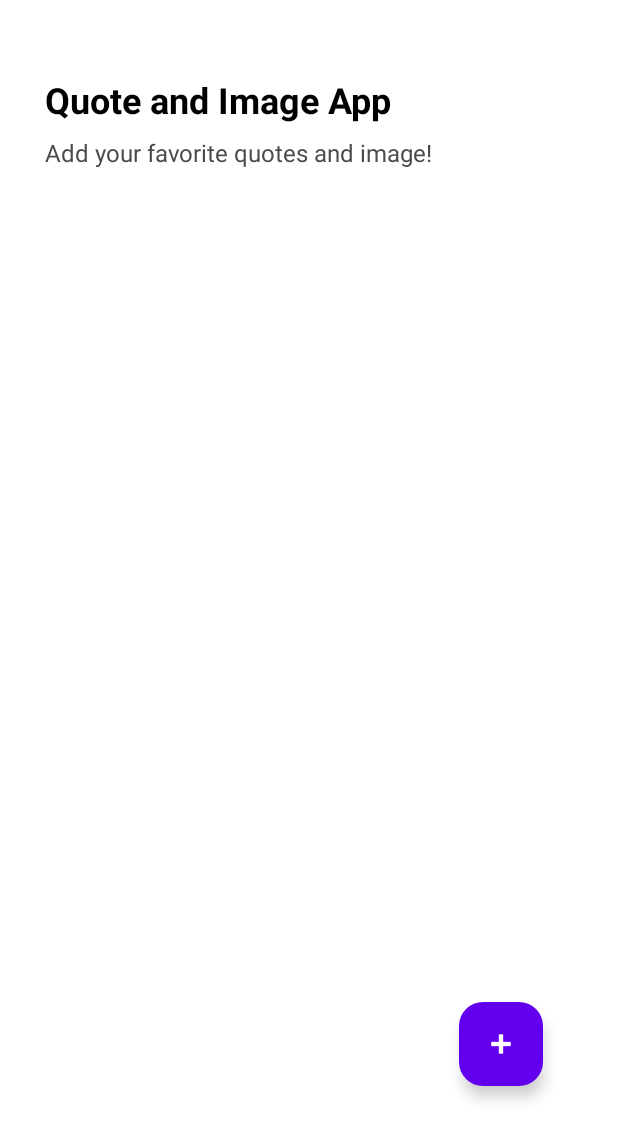
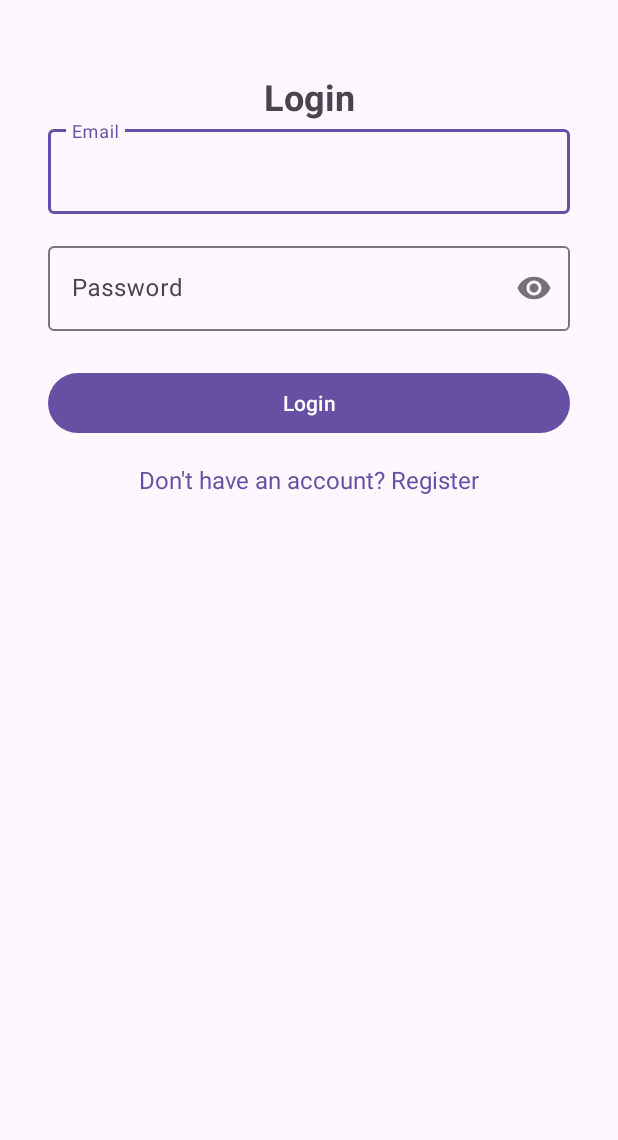
Before and after one commit to DevMossTeam/CobaFirebase, an Android app: the screen it shows after launch (MainActivity before the commit, LoginActivity after it), on a phone screen of 412 x 824 dp. Shown: the top 1140 px of the screen. Run offline under Robolectric (Android 15) with nearby library versions, the phone set to English and light mode, and no system bars; our stand-ins replace Firebase (no records; nobody signed in at launch, a user with empty details on screens opened directly).

Commit message:
Tambah Login Page dan Register Page

```diff
--- /dev/null
+++ b/app/src/main/java/com/devmoss/cobafirebase/LoginActivity.kt
@@ -0,0 +1,81 @@
+package com.devmoss.cobafirebase
+
+import android.content.Intent
+import android.os.Bundle
+import android.view.View
+import android.widget.Button
+import android.widget.EditText
+import android.widget.TextView
+import android.widget.Toast
+import androidx.appcompat.app.AppCompatActivity
+import com.google.firebase.auth.FirebaseAuth
+
+class LoginActivity : AppCompatActivity() {
+
+    private lateinit var emailEditText: EditText
+    private lateinit var passwordEditText: EditText
+    private lateinit var loginButton: Button
+    private lateinit var registerTextView: TextView
+
+    // Initialize Firebase Auth
+    private lateinit var auth: FirebaseAuth
+
+    override fun onCreate(savedInstanceState: Bundle?) {
+        super.onCreate(savedInstanceState)
+        setContentView(R.layout.activity_login)
+
+        // Initialize Firebase Auth
+        auth = FirebaseAuth.getInstance()
+
+        // Initialize UI elements
+        emailEditText = findViewById(R.id.emailEditText)
+        passwordEditText = findViewById(R.id.passwordEditText)
+        loginButton = findViewById(R.id.loginButton)
+        registerTextView = findViewById(R.id.registerTextView)
+
+        // Set up login button click listener
+        loginButton.setOnClickListener {
+            loginUser()
+        }
+
+        // Set up register TextView click listener
+        registerTextView.setOnClickListener {
+            navigateToRegister()
+        }
+    }
+
+    private fun loginUser() {
+        val email = emailEditText.text.toString().trim()
+        val password = passwordEditText.text.toString().trim()
+
+        if (email.isEmpty() || password.isEmpty()) {
+            Toast.makeText(this, "Email and Password must not be empty", Toast.LENGTH_SHORT).show()
+            return
+        }
+
+        // Sign in with Firebase Auth
+        auth.signInWithEmailAndPassword(email, password)
+            .addOnCompleteListener(this) { task ->
+                if (task.isSuccessful) {
+                    // Login successful, navigate to main activity
+                    navigateToDashboard()
+                } else {
+                    // If login fails, display a message to the user.
+                    Toast.makeText(this, "Login failed: ${task.exception?.message}", Toast.LENGTH_SHORT).show()
+                }
+            }
+    }
+
+    private fun navigateToRegister() {
+        // Start the RegisterActivity
+        val intent = Intent(this, RegisterActivity::class.java)
+        startActivity(intent)
+    }
+
+    private fun navigateToDashboard() {
+        // Start the MainActivity (Dashboard)
+        val intent = Intent(this, MainActivity::class.java)
+        startActivity(intent)
+        finish() // Close the LoginActivity
+    }
+}
--- /dev/null
+++ b/app/src/main/res/layout/activity_login.xml
@@ -0,0 +1,88 @@
+<!-- activity_login.xml -->
+<androidx.constraintlayout.widget.ConstraintLayout
+    xmlns:android="http://schemas.android.com/apk/res/android"
+    xmlns:app="http://schemas.android.com/apk/res-auto"
+    xmlns:tools="http://schemas.android.com/tools"
+    android:layout_width="match_parent"
+    android:layout_height="match_parent"
+    tools:context=".LoginActivity">
+
+    <!-- Login Title -->
+    <TextView
+        android:id="@+id/loginTitle"
+        android:layout_width="wrap_content"
+        android:layout_height="wrap_content"
+        android:text="Login"
+        android:textSize="24sp"
+        android:textStyle="bold"
+        android:layout_marginTop="48dp"
+        android:layout_marginBottom="24dp"
+        app:layout_constraintTop_toTopOf="parent"
+        app:layout_constraintStart_toStartOf="parent"
+        app:layout_constraintEnd_toEndOf="parent"/>
+
+    <!-- Email Text Field -->
+    <com.google.android.material.textfield.TextInputLayout
+        android:id="@+id/emailTextInputLayout"
+        android:layout_width="0dp"
+        android:layout_height="wrap_content"
+        android:layout_marginHorizontal="32dp"
+        android:hint="Email"
+        app:layout_constraintTop_toBottomOf="@id/loginTitle"
+        app:layout_constraintStart_toStartOf="parent"
+        app:layout_constraintEnd_toEndOf="parent">
+
+        <com.google.android.material.textfield.TextInputEditText
+            android:id="@+id/emailEditText"
+            android:layout_width="match_parent"
+            android:layout_height="wrap_content"
+            android:inputType="textEmailAddress"/>
+    </com.google.android.material.textfield.TextInputLayout>
+
+    <!-- Password Text Field -->
+    <com.google.android.material.textfield.TextInputLayout
+        android:id="@+id/passwordTextInputLayout"
+        android:layout_width="0dp"
+        android:layout_height="wrap_content"
+        android:layout_marginHorizontal="32dp"
+        android:layout_marginTop="16dp"
+        android:hint="Password"
+        app:layout_constraintTop_toBottomOf="@id/emailTextInputLayout"
+        app:layout_constraintStart_toStartOf="parent"
+        app:passwordToggleEnabled="true"
+        app:layout_constraintEnd_toEndOf="parent">
+
+        <com.google.android.material.textfield.TextInputEditText
+            android:id="@+id/passwordEditText"
+            android:layout_width="match_parent"
+            android:layout_height="wrap_content"
+            android:inputType="textPassword"/>
+    </com.google.android.material.textfield.TextInputLayout>
+
+    <!-- Login Button -->
+    <Button
+        android:id="@+id/loginButton"
+        android:layout_width="0dp"
+        android:layout_height="wrap_content"
+        android:layout_marginTop="24dp"
+        android:layout_marginHorizontal="32dp"
+        android:text="Login"
+        app:layout_constraintTop_toBottomOf="@id/passwordTextInputLayout"
+        app:layout_constraintStart_toStartOf="parent"
+        app:layout_constraintEnd_toEndOf="parent"/>
+
+    <!-- Register TextView -->
+    <TextView
+        android:id="@+id/registerTextView"
+        android:layout_width="wrap_content"
+        android:layout_height="wrap_content"
+        android:layout_marginTop="16dp"
+        android:text="Don't have an account? Register"
+        android:textColor="?attr/colorPrimary"
+        android:textSize="16sp"
+        android:clickable="true"
+        android:focusable="true"
+        app:layout_constraintTop_toBottomOf="@id/loginButton"
+        app:layout_constraintStart_toStartOf="parent"
+        app:layout_constraintEnd_toEndOf="parent"/>
+</androidx.constraintlayout.widget.ConstraintLayout>
--- a/gradle/libs.versions.toml
+++ b/gradle/libs.versions.toml
@@ -10,6 +10,7 @@ material = "1.12.0"
 activity = "1.9.3"
 constraintlayout = "2.1.4"
 firebaseStorageKtx = "21.0.1"
+firebaseDatabaseKtx = "21.0.0"
 
 [libraries]
 androidx-core-ktx = { group = "androidx.core", name = "core-ktx", version.ref = "coreKtx" }
@@ -21,6 +22,7 @@ material = { group = "com.google.android.material", name = "material", version.r
 androidx-activity = { group = "androidx.activity", name = "activity", version.ref = "activity" }
 androidx-constraintlayout = { group = "androidx.constraintlayout", name = "constraintlayout", version.ref = "constraintlayout" }
 firebase-storage-ktx = { group = "com.google.firebase", name = "firebase-storage-ktx", version.ref = "firebaseStorageKtx" }
+firebase-database-ktx = { group = "com.google.firebase", name = "firebase-database-ktx", version.ref = "firebaseDatabaseKtx" }
 
 [plugins]
 android-application = { id = "com.android.application", version.ref = "agp" }
```
Also changed, not shown: app/build.gradle.kts (+28 -7 lines), app/src/main/AndroidManifest.xml (+12 -3 lines), app/src/main/java/com/devmoss/cobafirebase/MainActivity.kt (+5 -5 lines), app/src/main/java/com/devmoss/cobafirebase/RegisterActivity.kt (added, +85 -0 lines), app/src/main/res/layout/activity_register.xml (added, +106 -0 lines).
